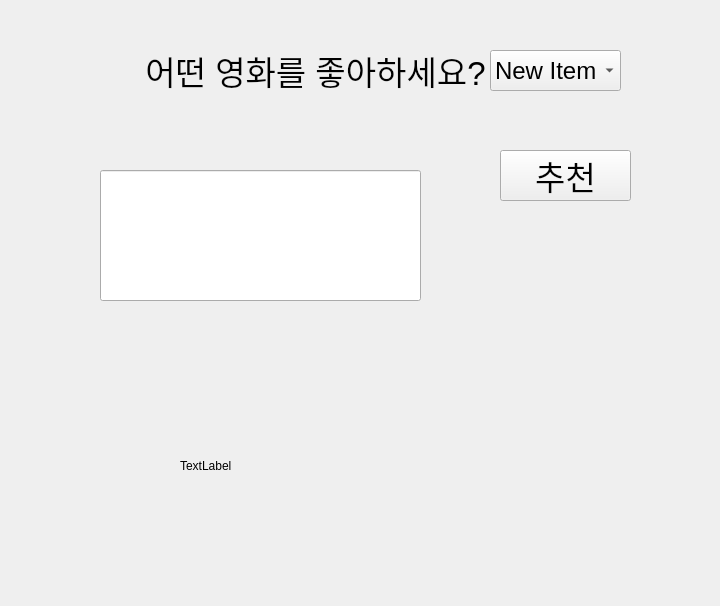
This is movie_recommendation.ui in Appletea404/movie_review_202606 as Qt 5 draws it before an edit. The edited form follows.
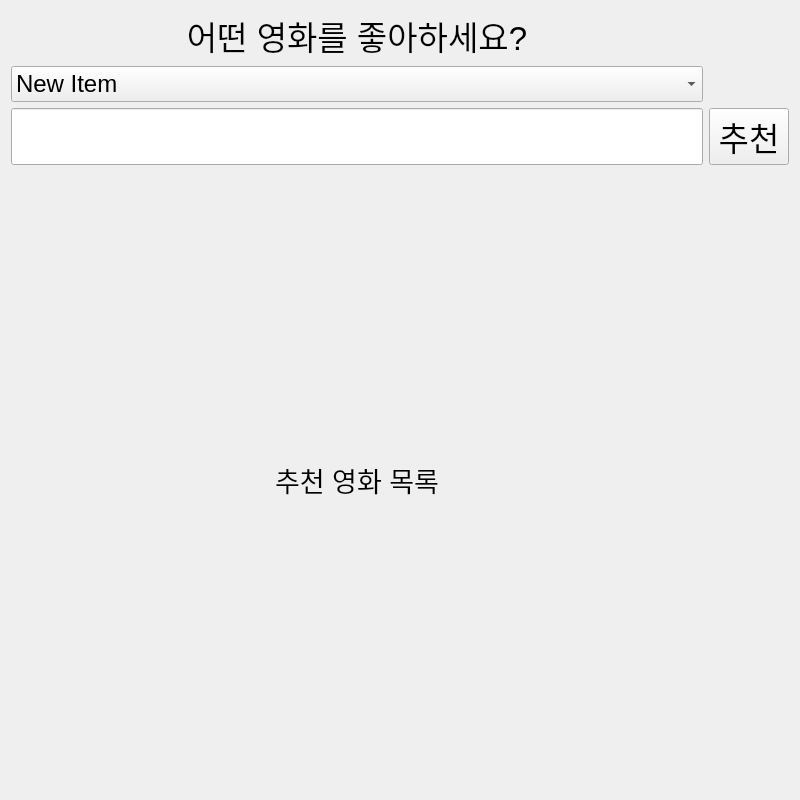
This is the edited form.

```diff
--- a/movie_recommendation.ui
+++ b/movie_recommendation.ui
@@ -6,27 +6,48 @@
    <rect>
     <x>0</x>
     <y>0</y>
-    <width>720</width>
-    <height>606</height>
+    <width>800</width>
+    <height>800</height>
    </rect>
   </property>
+  <property name="sizePolicy">
+   <sizepolicy hsizetype="Fixed" vsizetype="Fixed">
+    <horstretch>0</horstretch>
+    <verstretch>0</verstretch>
+   </sizepolicy>
+  </property>
+  <property name="maximumSize">
+   <size>
+    <width>2000</width>
+    <height>2000</height>
+   </size>
+  </property>
   <property name="windowTitle">
    <string>Form</string>
   </property>
+  <layout class="QGridLayout" name="gridLayout">
+   <item row="0" column="0">
   <widget class="QLabel" name="label">
-   <property name="geometry">
-    <rect>
-     <x>70</x>
-     <y>0</y>
-     <width>491</width>
-     <height>141</height>
-    </rect>
+     <property name="sizePolicy">
+      <sizepolicy hsizetype="Fixed" vsizetype="Fixed">
+       <horstretch>0</horstretch>
+       <verstretch>0</verstretch>
+      </sizepolicy>
+     </property>
+     <property name="maximumSize">
+      <size>
+       <width>800</width>
+       <height>16777215</height>
+      </size>
    </property>
    <property name="font">
     <font>
      <pointsize>25</pointsize>
     </font>
    </property>
+     <property name="layoutDirection">
+      <enum>Qt::LeftToRight</enum>
+     </property>
    <property name="text">
     <string>어떤 영화를 좋아하세요?</string>
    </property>
@@ -37,21 +58,63 @@
     <set>Qt::AlignCenter</set>
    </property>
   </widget>
+   </item>
+   <item row="3" column="0">
+    <widget class="QLineEdit" name="le_keyword">
+     <property name="sizePolicy">
+      <sizepolicy hsizetype="Minimum" vsizetype="Minimum">
+       <horstretch>0</horstretch>
+       <verstretch>0</verstretch>
+      </sizepolicy>
+     </property>
+     <property name="minimumSize">
+      <size>
+       <width>0</width>
+       <height>0</height>
+      </size>
+     </property>
+     <property name="font">
+      <font>
+       <pointsize>20</pointsize>
+      </font>
+     </property>
+     <property name="alignment">
+      <set>Qt::AlignCenter</set>
+     </property>
+    </widget>
+   </item>
+   <item row="4" column="0">
+    <widget class="QLabel" name="lb_recommendation">
+     <property name="font">
+      <font>
+       <pointsize>20</pointsize>
+      </font>
+     </property>
+     <property name="text">
+      <string>추천 영화 목록</string>
+     </property>
+     <property name="alignment">
+      <set>Qt::AlignCenter</set>
+     </property>
+    </widget>
+   </item>
+   <item row="1" column="0">
   <widget class="QComboBox" name="cb_title">
-   <property name="geometry">
-    <rect>
-     <x>490</x>
-     <y>50</y>
-     <width>131</width>
-     <height>41</height>
-    </rect>
+     <property name="enabled">
+      <bool>true</bool>
    </property>
    <property name="sizePolicy">
-    <sizepolicy hsizetype="Preferred" vsizetype="Fixed">
+      <sizepolicy hsizetype="Fixed" vsizetype="Fixed">
      <horstretch>0</horstretch>
      <verstretch>0</verstretch>
     </sizepolicy>
    </property>
+     <property name="maximumSize">
+      <size>
+       <width>800</width>
+       <height>16777215</height>
+      </size>
+     </property>
    <property name="font">
     <font>
      <pointsize>18</pointsize>
@@ -71,27 +134,14 @@
     </property>
    </item>
   </widget>
-  <widget class="QLineEdit" name="le_keyword">
-   <property name="geometry">
-    <rect>
-     <x>100</x>
-     <y>170</y>
-     <width>321</width>
-     <height>131</height>
-    </rect>
-   </property>
-   <property name="alignment">
-    <set>Qt::AlignCenter</set>
-   </property>
-  </widget>
+   </item>
+   <item row="3" column="1">
   <widget class="QPushButton" name="btn_recommend">
-   <property name="geometry">
-    <rect>
-     <x>500</x>
-     <y>150</y>
-     <width>131</width>
-     <height>51</height>
-    </rect>
+     <property name="sizePolicy">
+      <sizepolicy hsizetype="Fixed" vsizetype="Fixed">
+       <horstretch>0</horstretch>
+       <verstretch>0</verstretch>
+      </sizepolicy>
    </property>
    <property name="font">
     <font>
@@ -102,19 +152,8 @@
     <string>추천</string>
    </property>
   </widget>
-  <widget class="QLabel" name="lb_recommendation">
-   <property name="geometry">
-    <rect>
-     <x>180</x>
-     <y>380</y>
-     <width>381</width>
-     <height>171</height>
-    </rect>
-   </property>
-   <property name="text">
-    <string>TextLabel</string>
-   </property>
-  </widget>
+   </item>
+  </layout>
  </widget>
  <resources/>
  <connections/>
```
Left out of the diff: 19 changed lines with no effect on the pictures. Lines whose indentation alone changed are shown as unchanged.
